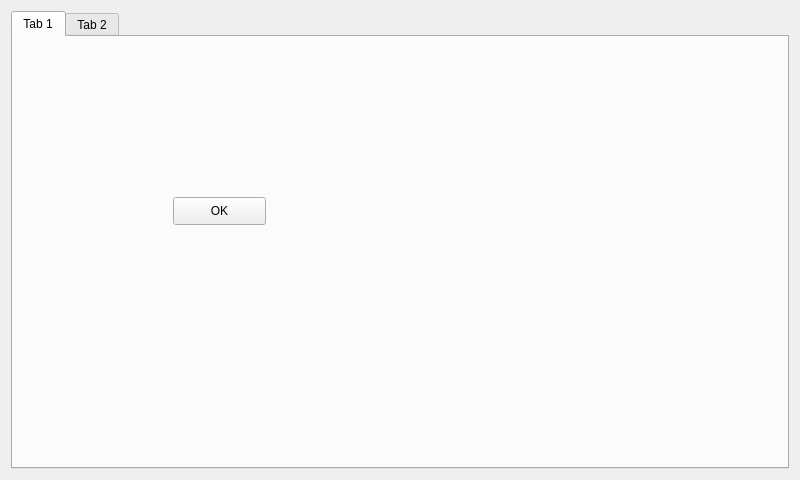
cyniu88/QT_kurs, file fann_GUI/mainwindow.ui: the form before one commit.
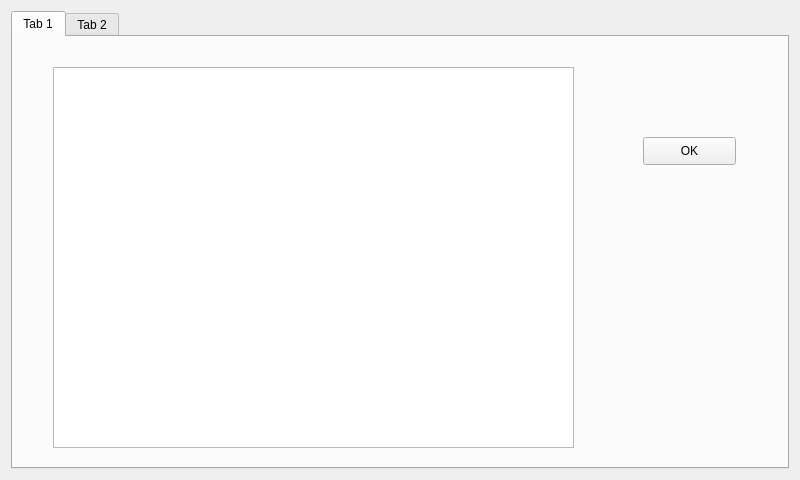
The form after the commit.

Diff of the .ui file:
```diff
--- a/fann_GUI/mainwindow.ui
+++ b/fann_GUI/mainwindow.ui
@@ -24,8 +24,8 @@
        <widget class="QPushButton" name="OKpushButton">
         <property name="geometry">
          <rect>
-          <x>160</x>
-          <y>160</y>
+          <x>630</x>
+          <y>100</y>
           <width>93</width>
           <height>28</height>
          </rect>
@@ -34,6 +34,16 @@
          <string>OK</string>
         </property>
        </widget>
+       <widget class="QTextEdit" name="textEdit">
+        <property name="geometry">
+         <rect>
+          <x>40</x>
+          <y>30</y>
+          <width>521</width>
+          <height>381</height>
+         </rect>
+        </property>
+       </widget>
       </widget>
       <widget class="QWidget" name="tab_2">
        <attribute name="title">
```
